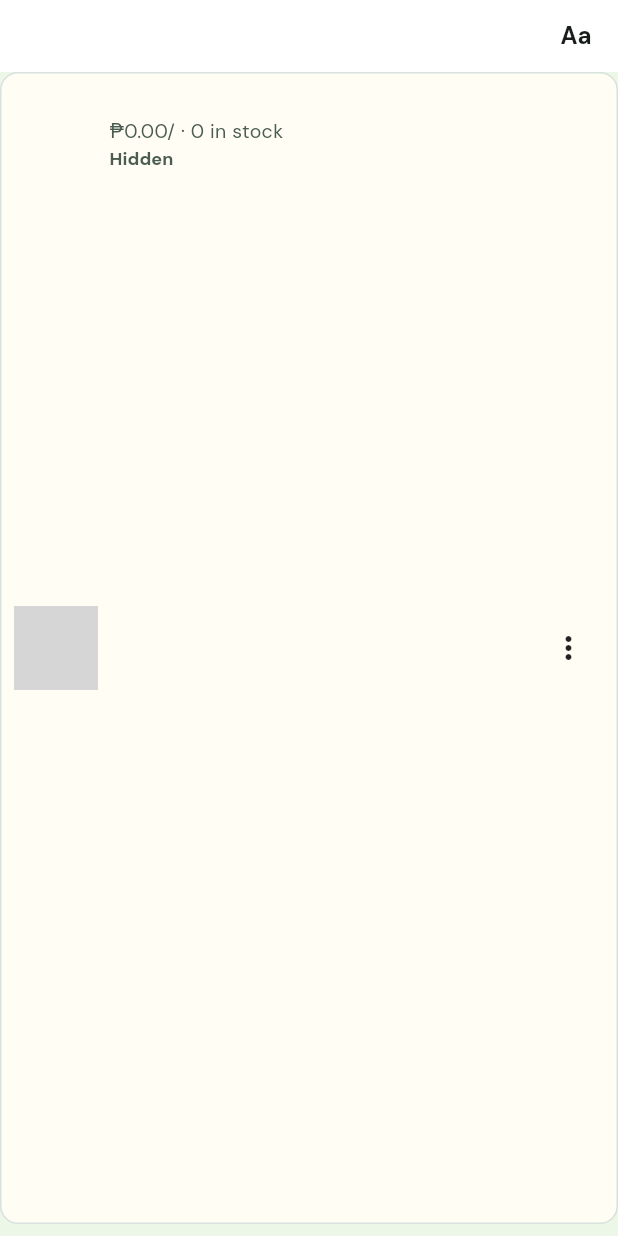
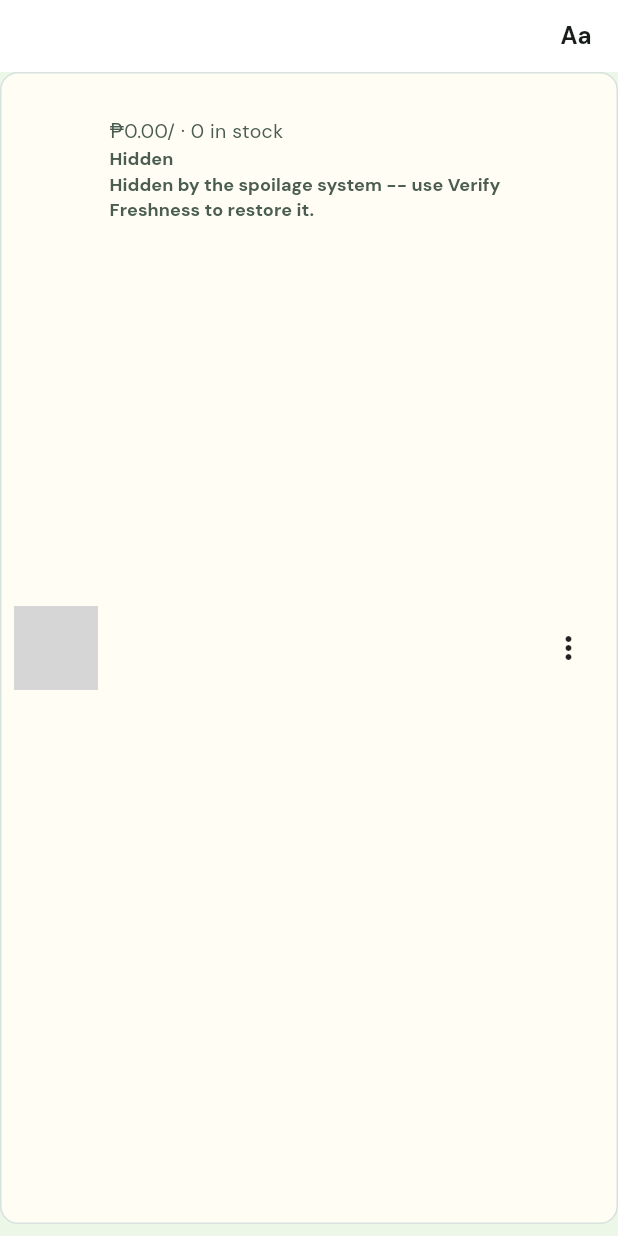
Before and after one commit to Ken-Molata/nagaguno-mobile, a Flutter app: the _ProductListTile widget shown alone on an empty page, opened directly with empty values, on a phone screen of 412 x 824 dp. Run offline on Flutter 3.47's test engine with Material 3 defaults, Android fonts, the phone set to English and light mode, and no system bars; our stand-ins replace camera, connectivity_plus, dio, firebase_core, firebase_messaging, flutter_map and 9 more; missing offline and left inert: dart:html, google_mlkit_face_detection, google_mlkit_image_labeling; accounts and stored records are empty; network calls fail; grey boxes are pictures that could not be loaded.

Commit message:
Remove Edit/Show from a spoilage-hidden listing's menu
Mirrors the backend fix: a listing the spoilage system hid (not the
seller's own voluntary pause) now only offers Delete here -- Edit and
Show would both fail against the backend's own new guard anyway, this
just keeps the menu from offering an option that can't succeed.

Co-Authored-By: Claude Sonnet 5 <noreply@anthropic.com>

```diff
--- a/lib/features/products/domain/my_product.dart
+++ b/lib/features/products/domain/my_product.dart
@@ -22,6 +22,7 @@ class MyProduct {
     this.storageCondition,
     this.shelfLifeDays,
     this.autoDiscountPct,
+    this.autoHiddenReason,
   });
 
   final String id;
@@ -50,9 +51,18 @@ class MyProduct {
   /// letting a seller quietly raise listed_price to cancel out its
   /// real economic effect while the "% off" badge still shows.
   final double? autoDiscountPct;
+  /// Non-null only when the SPOILAGE SYSTEM hid this listing (the
+  /// hourly job or a manual/CV spoilage report) -- a seller's own
+  /// voluntary "Hide" leaves this null. The one reliable way to tell
+  /// the two apart, since both land on the same status = 'hidden'.
+  final String? autoHiddenReason;
 
   bool get isLive => status == 'live';
   bool get hasActiveAutoDiscount => (autoDiscountPct ?? 0) > 0;
+  /// Hidden specifically BY THE SPOILAGE SYSTEM, not by the seller's
+  /// own choice -- the only cases where Edit/Show must be blocked and
+  /// Verify Freshness (or deleting the listing) is the only way out.
+  bool get isSpoilageHidden => !isLive && autoHiddenReason != null;
 
   factory MyProduct.fromJson(Map<String, dynamic> json) {
     double asDouble(dynamic v) => double.tryParse(v.toString()) ?? 0;
@@ -76,6 +86,7 @@ class MyProduct {
       autoDiscountPct: json['auto_discount_pct'] != null
           ? double.tryParse(json['auto_discount_pct'].toString())
           : null,
+      autoHiddenReason: json['auto_hidden_reason'] as String?,
     );
   }
 }
--- a/lib/features/products/presentation/my_products_screen.dart
+++ b/lib/features/products/presentation/my_products_screen.dart
@@ -332,6 +332,11 @@ class _ProductListTile extends ConsumerWidget {
                         color: product.isLive
                             ? AppColors.statusSuccessFg
                             : AppColors.textMuted)),
+                if (product.isSpoilageHidden)
+                  Text(
+                      'Hidden by the spoilage system -- use Verify Freshness to restore it.',
+                      style: AppTypography.label
+                          .copyWith(color: AppColors.textMuted)),
               ],
             ),
           ),
@@ -382,11 +387,25 @@ class _ProductListTile extends ConsumerWidget {
                 }
               }
             },
+            // REAL GAP FOUND AND FIXED, BY EXPLICIT REQUEST: Edit and
+            // Show used to appear here unconditionally, even for a
+            // listing the spoilage system itself auto-hid for being
+            // expired/critical -- Edit could re-trigger a shelf-life
+            // recompute or otherwise route around the locks already
+            // placed on this listing, and Show (PATCH /:id/toggle) let
+            // a seller flip it straight back to 'live' with one tap,
+            // bypassing the photo-verified CV override entirely (the
+            // backend now also rejects both, this just keeps the menu
+            // from offering an option that would fail anyway). Delete
+            // remains the one way out besides Verify Freshness on the
+            // Spoilage Monitoring screen.
             itemBuilder: (_) => [
-              PopupMenuItem(value: 'edit', child: Text(s.editTooltip)),
-              PopupMenuItem(
-                  value: 'toggle',
-                  child: Text(product.isLive ? s.hideLabel : s.showLabel)),
+              if (!product.isSpoilageHidden) ...[
+                PopupMenuItem(value: 'edit', child: Text(s.editTooltip)),
+                PopupMenuItem(
+                    value: 'toggle',
+                    child: Text(product.isLive ? s.hideLabel : s.showLabel)),
+              ],
               PopupMenuItem(value: 'delete', child: Text(s.deleteLabel)),
             ],
           ),
```
